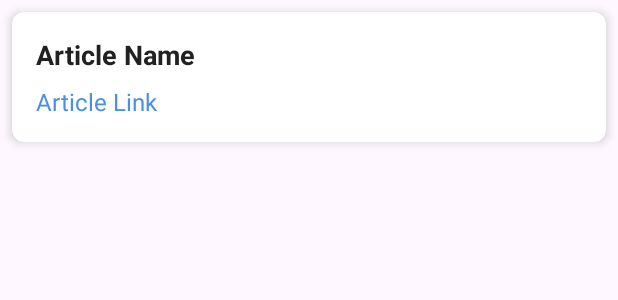
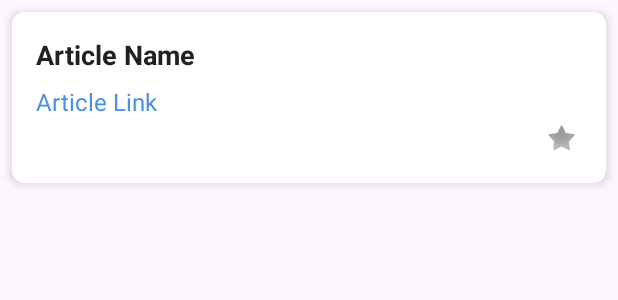
Before and after one commit to Mostafaali10/What-Now-News, an Android app: the layout item_favorite_article.xml on its own in the app's theme, with its tools: preview values and no code run, on a phone screen of 412 x 824 dp. Shown: the top 300 px of the screen. Run offline under Robolectric (Android 15) with nearby library versions, the phone set to English and light mode, and no system bars.

Commit message:
Update Favorite Ui

```diff
--- a/app/build.gradle.kts
+++ b/app/build.gradle.kts
@@ -47,6 +47,7 @@ dependencies {
     implementation(libs.material)
     implementation(libs.androidx.activity)
     implementation(libs.androidx.constraintlayout)
+    implementation(libs.firebase.firestore.ktx)
     testImplementation(libs.junit)
     androidTestImplementation(libs.androidx.junit)
     androidTestImplementation(libs.androidx.espresso.core)
@@ -68,4 +69,5 @@ dependencies {
     implementation(platform("com.google.firebase:firebase-bom:33.7.0"))
     // Firebase Auth
     implementation("com.google.firebase:firebase-auth")
+    implementation ("com.google.firebase:firebase-firestore:24.10.3")
 }
--- a/app/src/main/java/com/mostafa/whatnow/HomeScreenActivitty.kt
+++ b/app/src/main/java/com/mostafa/whatnow/Activitys/HomeScreenActivitty.kt
@@ -1,4 +1,4 @@
-package com.mostafa.whatnow
+package com.mostafa.whatnow.Activitys
 
 import android.content.Intent
 import android.os.Bundle
@@ -9,6 +9,7 @@ import com.google.firebase.auth.FirebaseAuth
 import com.google.firebase.auth.ktx.auth
 import com.google.firebase.ktx.Firebase
 import com.mostafa.whatnow.Auth.LoginActivity
+import com.mostafa.whatnow.R
 import com.mostafa.whatnow.databinding.ActivityHomeScreenActivittyBinding
 
 
--- a/app/src/main/java/com/mostafa/whatnow/SettingsActivity.kt
+++ b/app/src/main/java/com/mostafa/whatnow/Activitys/SettingsActivity.kt
@@ -1,4 +1,4 @@
-package com.mostafa.whatnow
+package com.mostafa.whatnow.Activitys
 
 import android.content.Context
 import android.os.Bundle
@@ -6,6 +6,7 @@ import android.view.animation.AnimationUtils
 import android.widget.ArrayAdapter
 import android.widget.Toast
 import androidx.appcompat.app.AppCompatActivity
+import com.mostafa.whatnow.R
 import com.mostafa.whatnow.databinding.ActivitySettingsBinding
 
 class SettingsActivity : AppCompatActivity() {
--- a/app/src/main/java/com/mostafa/whatnow/Auth/LoginActivity.kt
+++ b/app/src/main/java/com/mostafa/whatnow/Auth/LoginActivity.kt
@@ -11,7 +11,7 @@ import androidx.core.view.isVisible
 import com.google.firebase.auth.FirebaseAuth
 import com.google.firebase.auth.ktx.auth
 import com.google.firebase.ktx.Firebase
-import com.mostafa.whatnow.MainActivity
+import com.mostafa.whatnow.NewsApi.MainActivity
 import com.mostafa.whatnow.databinding.ActivityLoginBinding
 
 class LoginActivity : AppCompatActivity() {
--- a/app/src/main/java/com/mostafa/whatnow/MainActivity.kt
+++ b/app/src/main/java/com/mostafa/whatnow/NewsApi/MainActivity.kt
@@ -1,4 +1,4 @@
-package com.mostafa.whatnow
+package com.mostafa.whatnow.NewsApi
 
 import android.os.Bundle
 import android.util.Log
@@ -7,6 +7,7 @@ import androidx.appcompat.app.AppCompatActivity
 import androidx.core.view.ViewCompat
 import androidx.core.view.WindowInsetsCompat
 import androidx.core.view.isVisible
+import com.mostafa.whatnow.R
 import com.mostafa.whatnow.databinding.ActivityMainBinding
 import okhttp3.OkHttpClient
 import okhttp3.logging.HttpLoggingInterceptor
--- a/app/src/main/java/com/mostafa/whatnow/NewsAdapter.kt
+++ b/app/src/main/java/com/mostafa/whatnow/NewsApi/NewsAdapter.kt
@@ -1,4 +1,4 @@
-package com.mostafa.whatnow
+package com.mostafa.whatnow.NewsApi
 
 
 import android.app.Activity
@@ -11,6 +11,7 @@ import androidx.recyclerview.widget.RecyclerView.Adapter
 import androidx.recyclerview.widget.RecyclerView.ViewHolder
 import com.bumptech.glide.Glide
 import com.bumptech.glide.load.resource.drawable.DrawableTransitionOptions
+import com.mostafa.whatnow.R
 import com.mostafa.whatnow.databinding.ArticlesListItemBinding
 
 class NewsAdapter(val a: Activity, val articles: ArrayList<Article>) :
--- a/app/src/main/java/com/mostafa/whatnow/NewsCallable.kt
+++ b/app/src/main/java/com/mostafa/whatnow/NewsApi/NewsCallable.kt
@@ -1,4 +1,4 @@
-package com.mostafa.whatnow
+package com.mostafa.whatnow.NewsApi
 
 import retrofit2.Call
 import retrofit2.http.GET
--- a/app/src/main/res/layout/activity_favorites.xml
+++ b/app/src/main/res/layout/activity_favorites.xml
@@ -19,7 +19,7 @@
             android:background="#4A90E2"
             app:title="Favorites"
             app:titleTextColor="@android:color/white"
-            app:navigationIcon="@drawable/ic_arrow_back" />
+            app:navigationIcon="drawable/ic_arrow_back" />
 
     </com.google.android.material.appbar.AppBarLayout>
 
--- a/app/src/main/res/layout/activity_main.xml
+++ b/app/src/main/res/layout/activity_main.xml
@@ -5,7 +5,7 @@
     android:id="@+id/main"
     android:layout_width="match_parent"
     android:layout_height="match_parent"
-    tools:context=".MainActivity">
+    tools:context=".NewsApi.MainActivity">
 
     <androidx.swiperefreshlayout.widget.SwipeRefreshLayout
         android:id="@+id/swipe_refresh"
--- a/app/src/main/res/layout/articles_list_item.xml
+++ b/app/src/main/res/layout/articles_list_item.xml
@@ -14,6 +14,7 @@
         android:layout_width="match_parent"
         android:layout_height="match_parent">
 
+
         <ImageView
             android:id="@+id/article_image"
             android:layout_width="match_parent"
@@ -22,6 +23,8 @@
             tools:layout_editor_absoluteX="0dp"
             tools:layout_editor_absoluteY="0dp"
             tools:src="@tools:sample/backgrounds/scenic" />
+
+
 
         <View
             android:id="@+id/shadow_view"
@@ -42,6 +45,8 @@
             app:layout_constraintTop_toTopOf="@id/shadow_view"
             tools:text="@tools:sample/full_names" />
 
+
+
         <com.google.android.material.floatingactionbutton.FloatingActionButton
             android:id="@+id/share_fab"
             android:layout_width="wrap_content"
--- a/app/src/main/res/layout/item_favorite_article.xml
+++ b/app/src/main/res/layout/item_favorite_article.xml
@@ -35,5 +35,13 @@
             android:textColor="#4A90E2"
             android:autoLink="web" />
 
+        <ImageView
+            android:id="@+id/starIcon"
+            android:layout_width="wrap_content"
+            android:layout_height="wrap_content"
+            android:layout_gravity="end"
+            android:src="@android:drawable/star_off"
+            android:contentDescription="Favorite" />
+
     </LinearLayout>
 </androidx.cardview.widget.CardView>
--- a/gradle/libs.versions.toml
+++ b/gradle/libs.versions.toml
@@ -9,6 +9,7 @@ appcompat = "1.7.0"
 material = "1.12.0"
 activity = "1.10.1"
 constraintlayout = "2.2.1"
+firebaseFirestoreKtx = "25.1.2"
 
 [libraries]
 androidx-core-ktx = { group = "androidx.core", name = "core-ktx", version.ref = "coreKtx" }
@@ -19,6 +20,7 @@ androidx-appcompat = { group = "androidx.appcompat", name = "appcompat", version
 material = { group = "com.google.android.material", name = "material", version.ref = "material" }
 androidx-activity = { group = "androidx.activity", name = "activity", version.ref = "activity" }
 androidx-constraintlayout = { group = "androidx.constraintlayout", name = "constraintlayout", version.ref = "constraintlayout" }
+firebase-firestore-ktx = { group = "com.google.firebase", name = "firebase-firestore-ktx", version.ref = "firebaseFirestoreKtx" }
 
 [plugins]
 android-application = { id = "com.android.application", version.ref = "agp" }
```
Also changed, not shown: app/src/main/AndroidManifest.xml (+4 -4 lines), app/src/main/java/com/mostafa/whatnow/Activitys/FavoriteArticlesAdapter.kt (added, +8 -0 lines), app/src/main/java/com/mostafa/whatnow/Activitys/FavoritesActivity.kt (added, +23 -0 lines), app/src/main/java/com/mostafa/whatnow/FavoritesActivity.kt (deleted, +0 -11 lines), app/src/main/java/com/mostafa/whatnow/News.kt (deleted, +0 -13 lines), app/src/main/java/com/mostafa/whatnow/NewsApi/News.kt (added, +18 -0 lines).
